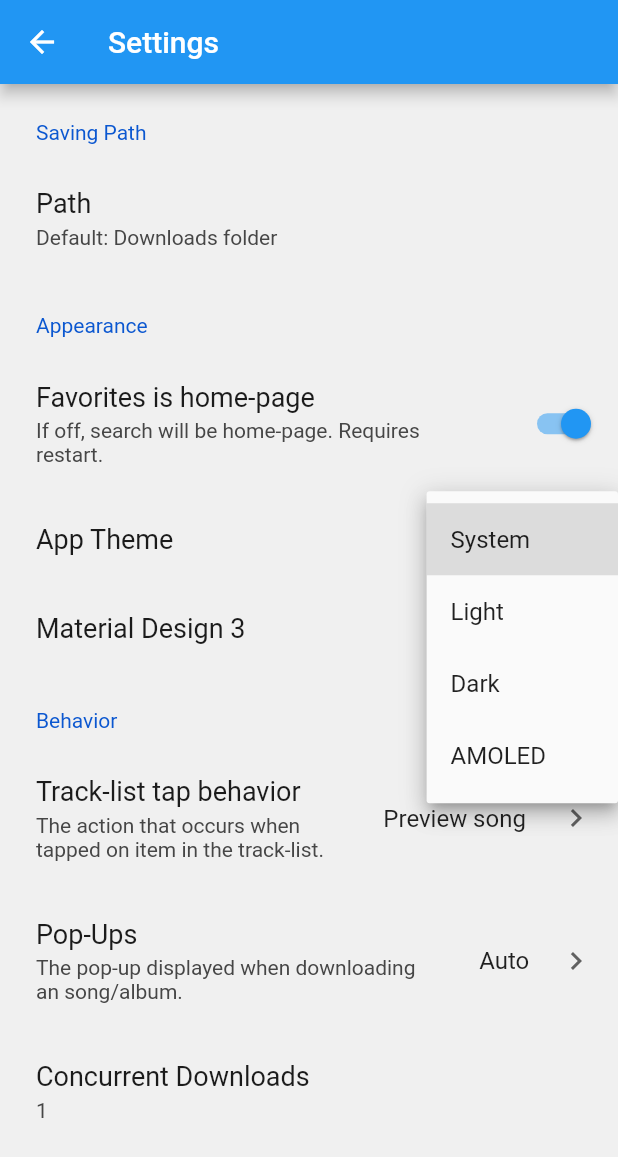
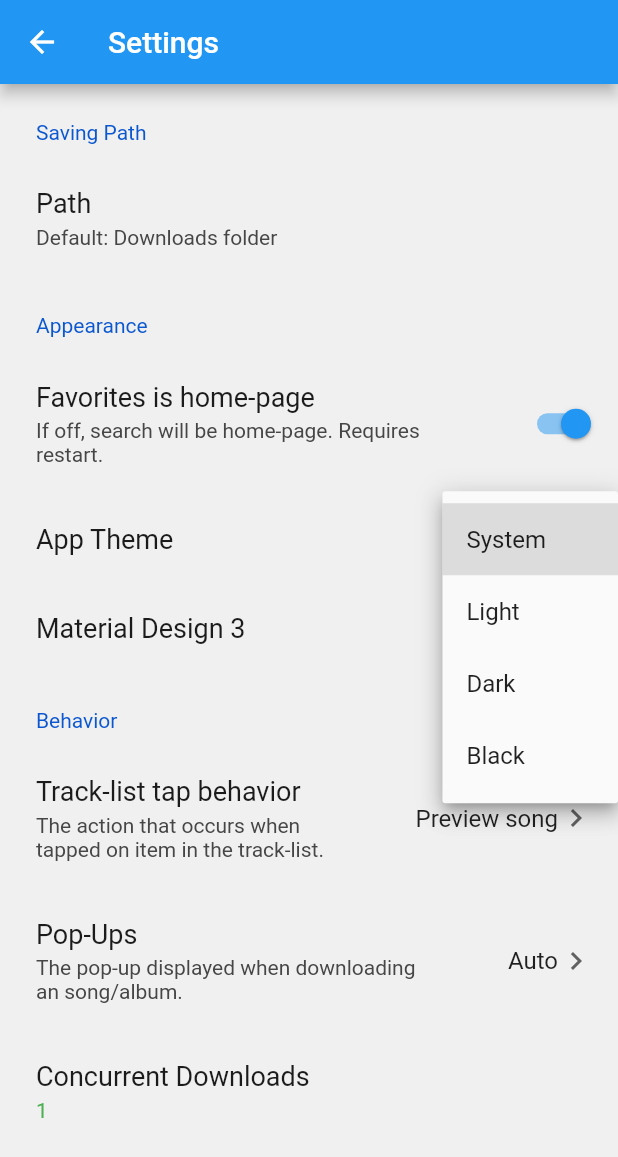
Before and after one commit to ptgms/khinsider-ripper-flutter, a Flutter app: the SettingsPage screen opened directly, after a tap on "System", on a phone screen of 412 x 824 dp. Shown: the top 1157 px of the screen. Run offline on Flutter 3.47's test engine with Material 2 defaults, Android fonts, the phone set to English and light mode, and no system bars; drawn by our look-alikes of settings_ui; our stand-ins replace audioplayers, flutter_phoenix, permission_handler, share_plus, shared_preferences; missing offline and left inert: beautiful_soup_dart, contextmenu, filesystem_picker, marquee_widget, window_size; accounts and stored records are empty.

Commit message:
settings qol improvements

```diff
--- a/lib/settings_page.dart
+++ b/lib/settings_page.dart
@@ -79,12 +79,16 @@ class _SettingsPageState extends State<SettingsPage> {
       sectionColor = Colors.white10;
     }
 
-    var themes = ["System", "Light", "Dark", "AMOLED"];
+    var themes = ["System", "Light", "Dark", "Black"];
     var trackListBehaviorStrings = ["Preview", "Browser", "Download"];
     var popupBehaviorStrings = ["Auto", "Pop-up", "Bottom"];
 
     var trackListSelect = trackListBehavior;
     var colorDownloadButton = Theme.of(context).hintColor;
+
+    GlobalKey _dropdownTheme = GlobalKey();
+    GlobalKey _dropdownTracklist = GlobalKey();
+    GlobalKey _dropdownPopUp = GlobalKey();
 
     if ((Platform.isAndroid || Platform.isIOS) && maxDownloads == 1) {
       colorDownloadButton = Colors.green;
@@ -95,6 +99,21 @@ class _SettingsPageState extends State<SettingsPage> {
     if (!(Platform.isMacOS || Platform.isIOS || Platform.isAndroid) && trackListSelect == 0) {
       trackListSelect = 1;
     }
+
+    void openDropdown(GlobalKey toOpen) {
+      toOpen.currentContext?.visitChildElements((element) {
+        if (element.widget is Semantics) {
+          element.visitChildElements((element) {
+            if (element.widget != null && element.widget is Actions) {
+              element.visitChildElements((element) {
+                Actions.invoke(element, const ActivateIntent());
+              });
+            }
+          });
+        }
+      });
+    }
+
     return Scaffold(
       appBar: AppBar(
           title: const Text("Settings"),
@@ -188,6 +207,8 @@ class _SettingsPageState extends State<SettingsPage> {
               ),
               SettingsTile.navigation(
                 trailing: DropdownButton<String>(
+                    alignment: AlignmentDirectional.centerEnd,
+                    key: _dropdownTheme,
                     icon: const Icon(Icons.chevron_right_outlined),
                     underline: Container(),
                     //iconSize: 0.0,
@@ -212,7 +233,7 @@ class _SettingsPageState extends State<SettingsPage> {
                             notifier.value = 2;
                           });
                           break;
-                        case "AMOLED":
+                        case "Black":
                           setState(() {
                             appTheme = 3;
                             notifier.value = 3;
@@ -224,20 +245,23 @@ class _SettingsPageState extends State<SettingsPage> {
                     },
                     items: const [
                       DropdownMenuItem(
-                        child: Text("System"),
+                        child: Text("System", textAlign: TextAlign.center),
                         value: "System",
                       ),
                       DropdownMenuItem(
-                        child: Text("Light"),
+                        child: Text("Light", textAlign: TextAlign.center),
                         value: "Light",
                       ),
                       DropdownMenuItem(
                         child: Text("Dark"),
                         value: "Dark",
                       ),
-                      DropdownMenuItem(child: Text("AMOLED"), value: "AMOLED"),
+                      DropdownMenuItem(child: Text("Black"), value: "Black"),
                     ]),
-                title: Text('App Theme'),
+                title: const Text('App Theme'),
+                onPressed: (context) {
+                  openDropdown(_dropdownTheme);
+                },
               ),
               SettingsTile.switchTile(
                   initialValue: md3,
@@ -268,6 +292,8 @@ class _SettingsPageState extends State<SettingsPage> {
                 title: const Text("Track-list tap behavior"),
                 description: const Text("The action that occurs when tapped on item in the track-list."),
                 trailing: DropdownButton<String>(
+                    key: _dropdownTracklist,
+                    alignment: AlignmentDirectional.centerEnd,
                     icon: const Icon(Icons.chevron_right_outlined),
                     underline: Container(),
                     value: trackListBehaviorStrings[trackListSelect],
@@ -309,11 +335,16 @@ class _SettingsPageState extends State<SettingsPage> {
                         value: "Download",
                       )
                     ]),
+                onPressed: (context) {
+                  openDropdown(_dropdownTracklist);
+                },
               ),
               SettingsTile.navigation(
                 title: const Text("Pop-Ups"),
                 description: const Text("The pop-up displayed when downloading an song/album."),
                 trailing: DropdownButton<String>(
+                    key: _dropdownPopUp,
+                    alignment: AlignmentDirectional.centerEnd,
                     icon: const Icon(Icons.chevron_right_outlined),
                     underline: Container(),
                     value: popupBehaviorStrings[popupStyle],
@@ -354,10 +385,13 @@ class _SettingsPageState extends State<SettingsPage> {
                         value: "Bottom",
                       )
                     ]),
+                onPressed: (context) {
+                  openDropdown(_dropdownPopUp);
+                },
               ),
               SettingsTile.navigation(
                 title: const Text("Concurrent Downloads"),
-                value: Text(maxDownloads.toString()),
+                value: Text(maxDownloads.toString(), style: TextStyle(color: colorDownloadButton)),
                 onPressed: (context) {
                   showDialog(
                           builder: (BuildContext context) {
```
